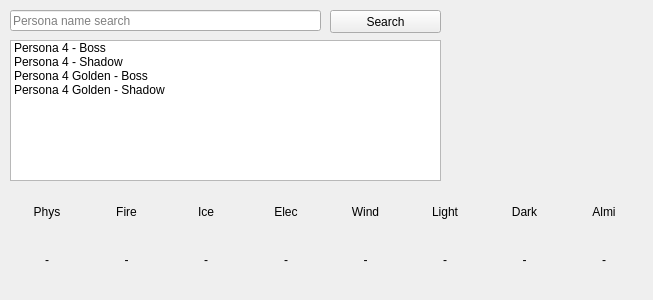
Old version of the form form_view.ui in the repository mb2g17/Persona-Weakness-Finder.
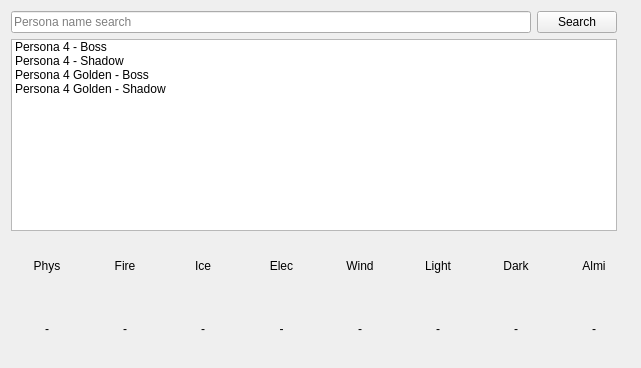
New version of the form. Icons and pictures are not drawn.

What changed in the file:
```diff
--- a/form_view.ui
+++ b/form_view.ui
@@ -6,69 +6,52 @@
    <rect>
     <x>0</x>
     <y>0</y>
-    <width>653</width>
-    <height>300</height>
+    <width>641</width>
+    <height>368</height>
    </rect>
   </property>
   <property name="windowTitle">
    <string>Form</string>
   </property>
-  <widget class="QLabel" name="label">
-   <property name="geometry">
-    <rect>
-     <x>450</x>
-     <y>10</y>
-     <width>191</width>
-     <height>171</height>
-    </rect>
+  <layout class="QVBoxLayout" name="verticalLayout" stretch="0,10">
+   <property name="spacing">
+    <number>6</number>
    </property>
-   <property name="autoFillBackground">
-    <bool>false</bool>
+   <property name="sizeConstraint">
+    <enum>QLayout::SetDefaultConstraint</enum>
    </property>
-   <property name="text">
-    <string/>
-   </property>
-   <property name="pixmap">
-    <pixmap>assets/placeholder.png</pixmap>
-   </property>
-   <property name="scaledContents">
-    <bool>true</bool>
-   </property>
-  </widget>
-  <widget class="QLineEdit" name="lineEdit">
-   <property name="geometry">
-    <rect>
-     <x>10</x>
-     <y>10</y>
-     <width>311</width>
-     <height>21</height>
-    </rect>
-   </property>
+   <item>
+    <layout class="QHBoxLayout" name="header">
+     <property name="spacing">
+      <number>6</number>
+     </property>
+     <item>
+      <layout class="QVBoxLayout" name="shadow_selector">
+       <item>
+        <layout class="QHBoxLayout" name="search">
+         <item>
+          <widget class="QLineEdit" name="search_input">
    <property name="placeholderText">
     <string>Persona name search</string>
    </property>
   </widget>
-  <widget class="QPushButton" name="pushButton">
-   <property name="geometry">
-    <rect>
-     <x>330</x>
-     <y>10</y>
-     <width>111</width>
-     <height>23</height>
-    </rect>
-   </property>
+         </item>
+         <item>
+          <widget class="QPushButton" name="search_button">
    <property name="text">
     <string>Search</string>
    </property>
   </widget>
-  <widget class="QListWidget" name="listWidget">
-   <property name="geometry">
-    <rect>
-     <x>10</x>
-     <y>40</y>
-     <width>431</width>
-     <height>141</height>
-    </rect>
+         </item>
+        </layout>
+       </item>
+       <item>
+        <widget class="QListWidget" name="shadow_type_list">
+         <property name="maximumSize">
+          <size>
+           <width>16777215</width>
+           <height>16777215</height>
+          </size>
    </property>
    <item>
     <property name="text">
@@ -91,20 +74,42 @@
     </property>
    </item>
   </widget>
-  <widget class="QWidget" name="horizontalLayoutWidget">
-   <property name="geometry">
-    <rect>
-     <x>10</x>
-     <y>190</y>
-     <width>631</width>
-     <height>91</height>
-    </rect>
-   </property>
-   <layout class="QHBoxLayout" name="horizontalLayout">
+       </item>
+      </layout>
+     </item>
+     <item>
+      <widget class="QLabel" name="persona_display">
+       <property name="enabled">
+        <bool>true</bool>
+       </property>
+       <property name="maximumSize">
+        <size>
+         <width>250</width>
+         <height>250</height>
+        </size>
+       </property>
+       <property name="autoFillBackground">
+        <bool>false</bool>
+       </property>
+       <property name="text">
+        <string/>
+       </property>
+       <property name="pixmap">
+        <pixmap>assets/placeholder.png</pixmap>
+       </property>
+       <property name="scaledContents">
+        <bool>true</bool>
+       </property>
+      </widget>
+     </item>
+    </layout>
+   </item>
     <item>
-     <layout class="QVBoxLayout" name="verticalLayout">
+    <layout class="QHBoxLayout" name="weakness_table" stretch="0,0,0,0,0,0,0,0">
       <item>
-       <widget class="QLabel" name="label_2">
+      <layout class="QVBoxLayout" name="phys">
+       <item>
+        <widget class="QLabel" name="phys_label">
         <property name="text">
          <string>Phys</string>
         </property>
@@ -114,7 +119,7 @@
        </widget>
       </item>
       <item>
-       <widget class="QLabel" name="label_3">
+        <widget class="QLabel" name="phys_weakness">
         <property name="text">
          <string>-</string>
         </property>
@@ -126,7 +131,7 @@
      </layout>
     </item>
     <item>
-     <layout class="QVBoxLayout" name="verticalLayout_2">
+      <layout class="QVBoxLayout" name="fire">
       <item>
        <widget class="QLabel" name="label_4">
         <property name="text">
@@ -150,7 +155,7 @@
      </layout>
     </item>
     <item>
-     <layout class="QVBoxLayout" name="verticalLayout_3">
+      <layout class="QVBoxLayout" name="ice">
       <item>
        <widget class="QLabel" name="label_6">
         <property name="text">
@@ -174,7 +179,7 @@
      </layout>
     </item>
     <item>
-     <layout class="QVBoxLayout" name="verticalLayout_4">
+      <layout class="QVBoxLayout" name="elec">
       <item>
        <widget class="QLabel" name="label_8">
         <property name="text">
@@ -198,7 +203,7 @@
      </layout>
     </item>
     <item>
-     <layout class="QVBoxLayout" name="verticalLayout_5">
+      <layout class="QVBoxLayout" name="wind">
       <item>
        <widget class="QLabel" name="label_10">
         <property name="text">
@@ -222,7 +227,7 @@
      </layout>
     </item>
     <item>
-     <layout class="QVBoxLayout" name="verticalLayout_6">
+      <layout class="QVBoxLayout" name="light">
       <item>
        <widget class="QLabel" name="label_12">
         <property name="text">
@@ -246,7 +251,7 @@
      </layout>
     </item>
     <item>
-     <layout class="QVBoxLayout" name="verticalLayout_7">
+      <layout class="QVBoxLayout" name="dark">
       <item>
        <widget class="QLabel" name="label_14">
         <property name="text">
@@ -270,7 +275,7 @@
      </layout>
     </item>
     <item>
-     <layout class="QVBoxLayout" name="verticalLayout_8">
+      <layout class="QVBoxLayout" name="almi">
       <item>
        <widget class="QLabel" name="label_16">
         <property name="text">
@@ -294,7 +299,8 @@
      </layout>
     </item>
    </layout>
-  </widget>
+   </item>
+  </layout>
  </widget>
  <resources/>
  <connections/>
```
Left out of the diff: 34 changed lines with no effect on the pictures. Lines whose indentation alone changed are shown as unchanged.
